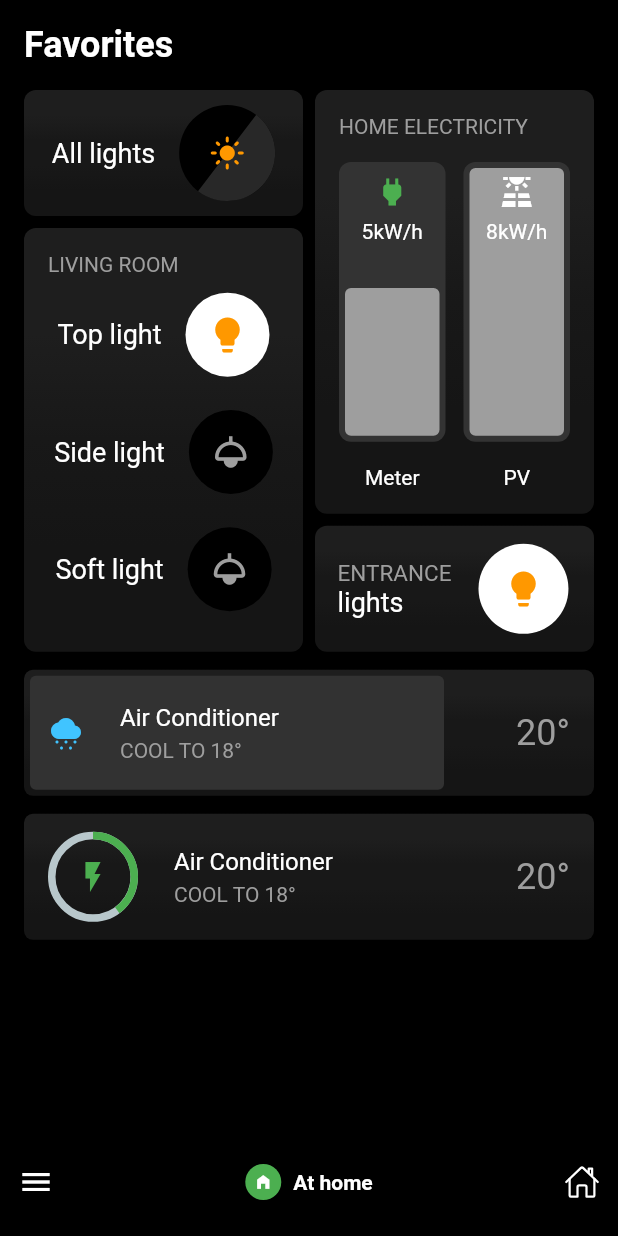
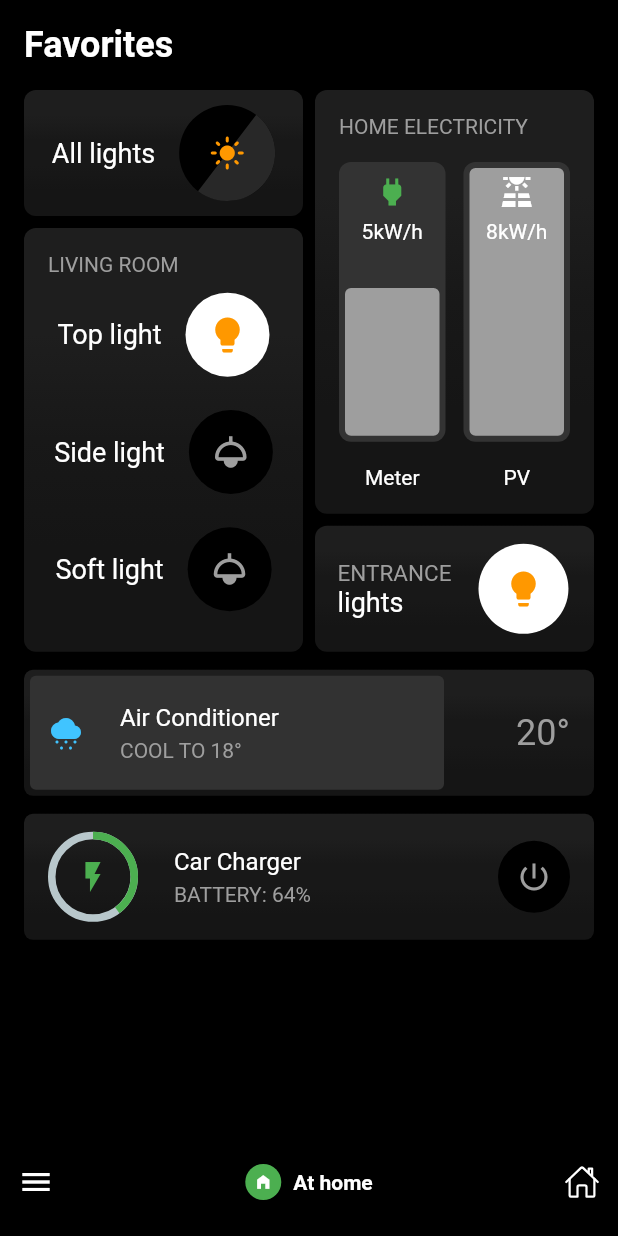
Before and after one commit to JAICHANGPARK/flutter_notebook_chapter_24, a Flutter app: the HomeAssistantMainPage screen opened directly, on a phone screen of 412 x 824 dp. Run offline on Flutter 3.47's test engine with Material 2 defaults, Android fonts, the phone set to English and light mode, and no system bars; drawn by our look-alikes of percent_indicator; our stand-ins replace flutter_riverpod, freezed_annotation, ionicons; missing offline and left inert: crypto_font_icons.

Commit message:
Update home_assistant_main_page.dart

```diff
--- a/lib/ep1361_home_assistant_app/view/home_assistant_main_page.dart
+++ b/lib/ep1361_home_assistant_app/view/home_assistant_main_page.dart
@@ -623,7 +623,7 @@ class _HomeAssistantMainPageState extends State<HomeAssistantMainPage> {
                               mainAxisAlignment: MainAxisAlignment.center,
                               children: const [
                                 Text(
-                                  "Air Conditioner",
+                                  "Car Charger",
                                   style: TextStyle(
                                     color: Colors.white,
                                     fontSize: 16,
@@ -633,7 +633,7 @@ class _HomeAssistantMainPageState extends State<HomeAssistantMainPage> {
                                   height: 4,
                                 ),
                                 Text(
-                                  "COOL TO 18°",
+                                  "BATTERY: 64%",
                                   style: TextStyle(
                                     color: Colors.grey,
                                   ),
@@ -641,12 +641,11 @@ class _HomeAssistantMainPageState extends State<HomeAssistantMainPage> {
                               ],
                             ),
                           ),
-                          const Text(
-                            "20°",
-                            style: TextStyle(
-                              color: Colors.grey,
-                              fontSize: 24,
-                            ),
+                          CircleAvatar(
+                            radius: 24,
+                            backgroundColor: Colors.black,
+                            foregroundColor: Colors.grey,
+                            child: Icon(Icons.power_settings_new),
                           )
                         ],
                       ),
```
